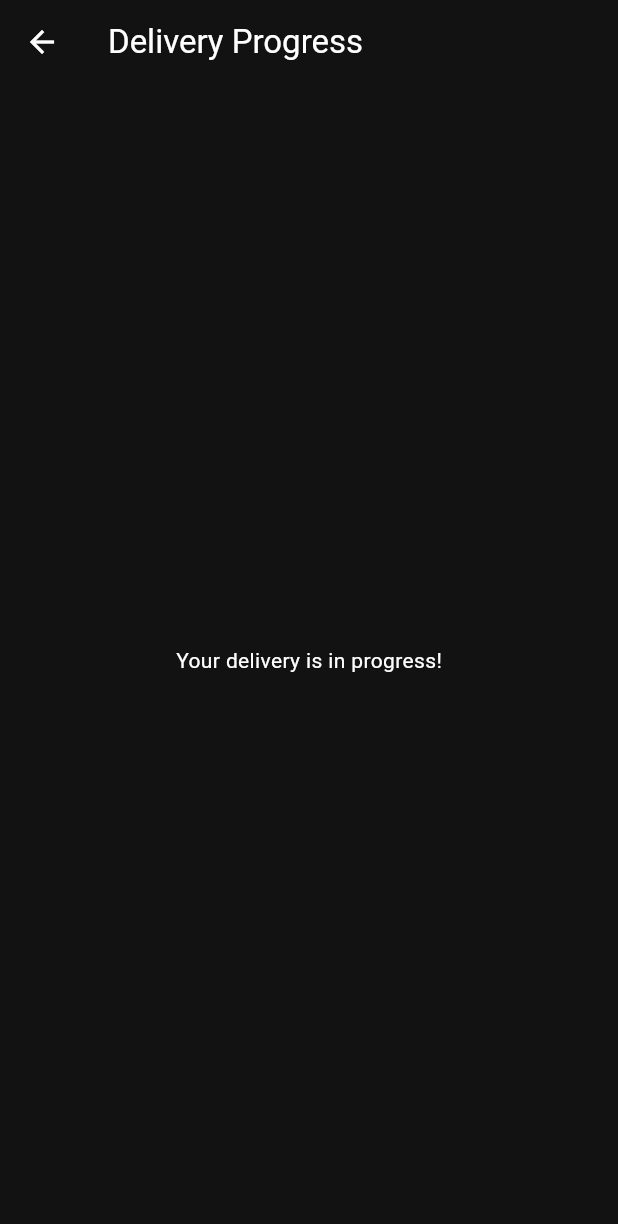
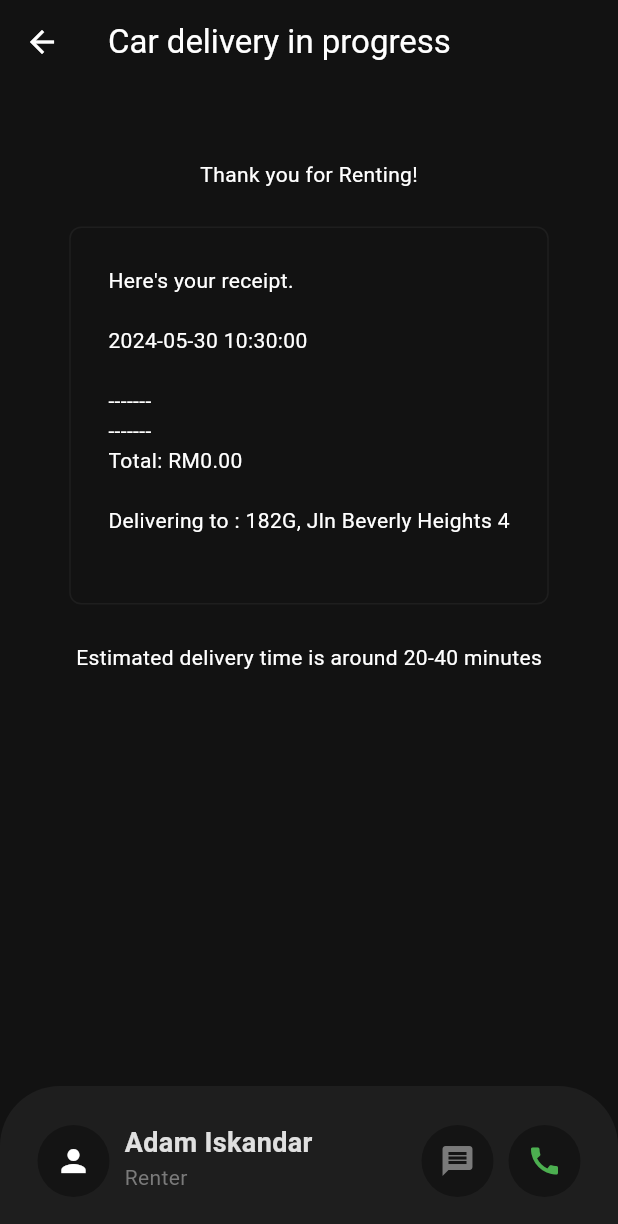
Before and after one commit to AdNorm4n/carentalapp, a Flutter app: the DeliveryProgressPage screen opened directly, on a phone screen of 412 x 824 dp. Shown: the top 1224 px of the screen. Run offline on Flutter 3.47's test engine with Material 3 defaults, Android fonts, the phone set to English and light mode, and no system bars; our stand-ins replace cloud_firestore, firebase_auth, firebase_core, flutter_credit_card; accounts and stored records are empty.

Commit message:
Location, Cart, Payment and Billing Updated

```diff
--- a/lib/components/cart_tile.dart
+++ b/lib/components/cart_tile.dart
@@ -51,12 +51,8 @@ class CartTile extends StatelessWidget {
                           color: Theme.of(context).colorScheme.primary,
                         ),
                       ),
-                    ],
-                  ),
 
-                  const Spacer(),
-
-                  // decrement quantity
+                      // decrement quantity
                   QuantitySelector(
                     quantity: cartItem.quantity,
                     car: cartItem.car,
@@ -64,6 +60,14 @@ class CartTile extends StatelessWidget {
                       gorent.removeFromCart(cartItem);
                     },
                   ),
+
+                  const SizedBox(width: 10),
+
+                    ],
+                  ),
+
+                  const Spacer(),
+
                 ],
               ),
             ),
--- a/lib/components/current_location.dart
+++ b/lib/components/current_location.dart
@@ -1,26 +1,48 @@
-// SPRINT 3
+import 'package:carentalapp/models/go_rent.dart';
+import 'package:flutter/material.dart';
+import 'package:provider/provider.dart';
 
-import 'package:flutter/material.dart';
+class CurrentLocation extends StatefulWidget {
+  const CurrentLocation({super.key});
 
-class CurrentLocation extends StatelessWidget {
-  const CurrentLocation({super.key});
+  @override
+  _CurrentLocationState createState() => _CurrentLocationState();
+}
+
+class _CurrentLocationState extends State<CurrentLocation> {
+  final TextEditingController _textController = TextEditingController();
+
+  @override
+  void dispose() {
+    _textController.dispose();
+    super.dispose();
+  }
 
   void openLocationSearchBox(BuildContext context) {
     showDialog(
       context: context,
       builder: (context) => AlertDialog(
         title: const Text("Your current location"),
-        content: const TextField(
-          decoration: InputDecoration(hintText: "Search address.."),
+        content: TextField(
+          controller: _textController,
+          decoration: const InputDecoration(hintText: "Enter address.."),
         ),
         actions: [
           // cancel button
-        MaterialButton(onPressed: () => Navigator.pop(context),
+          MaterialButton(
+            onPressed: () => Navigator.pop(context),
             child: const Text('Cancel'),
           ),
 
           // save button
-        MaterialButton(onPressed: () => Navigator.pop(context),
+          MaterialButton(
+            onPressed: () {
+              // update delivery address
+              String newAddress = _textController.text;
+              context.read<GoRent>().updateDeliveryAddress(newAddress);
+              Navigator.pop(context);
+              _textController.clear();
+            },
             child: const Text('Save'),
           ),
         ],
@@ -44,16 +66,18 @@ class CurrentLocation extends StatelessWidget {
             child: Row(
               children: [
                 // address
-              Text(
-                "138A, Jln Beverly Heights 1",
+                Consumer<GoRent>(
+                  builder: (context, gorent, child) => Text(
+                    gorent.deliveryAddress,
                     style: TextStyle(
                       color: Theme.of(context).colorScheme.inversePrimary,
                       fontWeight: FontWeight.bold,
                     ),
                   ),
+                ),
 
                 // drop down menu
-              Icon(Icons.keyboard_arrow_down_rounded),
+                const Icon(Icons.keyboard_arrow_down_rounded),
               ],
             ),
           ),
--- /dev/null
+++ b/lib/components/receipt.dart
@@ -0,0 +1,39 @@
+import 'package:carentalapp/models/go_rent.dart';
+import 'package:flutter/material.dart';
+import 'package:provider/provider.dart';
+
+class Receipt extends StatelessWidget {
+  const Receipt({super.key});
+
+  @override
+  Widget build(BuildContext context) {
+    return Padding(
+      padding: const EdgeInsets.only(left: 25, right:25, bottom: 25, top: 50),
+      child: Center(
+      child: Column(
+        mainAxisAlignment: MainAxisAlignment.center,
+        children: [
+          const Text("Thank you for Renting!"),
+
+          const SizedBox(height: 25),
+
+          Container(
+            decoration: BoxDecoration(
+              border: Border.all(color: Theme.of(context).colorScheme.secondary),
+              borderRadius: BorderRadius.circular(8),
+            ),
+            padding: const EdgeInsets.all(25),
+            child: Consumer<GoRent>(
+              builder: (context, gorent, child) =>
+              Text(gorent.displayCartReceipt()),
+            ) ,
+          ),
+
+          const SizedBox(height: 25),
+          const Text("Estimated delivery time is around 20-40 minutes")
+        ],
+      ),
+    ),
+   );
+  }
+}
--- a/lib/models/go_rent.dart
+++ b/lib/models/go_rent.dart
@@ -2,6 +2,7 @@ import 'package:carentalapp/models/cart_item.dart';
 import 'package:collection/collection.dart';
 import 'package:flutter/material.dart';
 import 'package:carentalapp/models/car.dart';
+import 'package:intl/intl.dart';
 
 class GoRent extends ChangeNotifier {
   // list of available cars
@@ -90,18 +91,22 @@ class GoRent extends ChangeNotifier {
     ),
   ];
 
+   // user cart
+  final List<CartItem> _cart = [];
+
+  // delivery address (user can change/update)
+  String _deliveryAddress = '182G, Jln Beverly Heights 4';
+
   // GETTERS
   List<Car> get menu => _menu;
   List<CartItem> get cart => _cart;
+  String get deliveryAddress => _deliveryAddress;
 
   /*
 
   OPERATIONS
 
   */
-
-  // user cart
-  final List<CartItem> _cart = [];
 
   // add to rental cart
   void addToCart(Car car) {
@@ -156,7 +161,11 @@ class GoRent extends ChangeNotifier {
     notifyListeners();
   }
 
-
+  // update delivery address
+  void updateDeliveryAddress(String newAddress) {
+    _deliveryAddress = newAddress;
+    notifyListeners();
+  }
 
   /*
 
@@ -165,6 +174,34 @@ class GoRent extends ChangeNotifier {
   */
 
   // generate a receipt
+  String displayCartReceipt() {
+    final receipt = StringBuffer();
+    receipt.writeln("Here's your receipt.");
+    receipt.writeln();
+
+    // format the date to include up to second only
+    String formattedDate =
+    DateFormat('yyyy-MM-dd HH:mm:ss').format(DateTime.now());
+
+    receipt.writeln(formattedDate);
+    receipt.writeln();
+    receipt.writeln("-------");
+
+    for (final cartItem in _cart) {
+      receipt.writeln(
+        "${cartItem.quantity} x ${cartItem.car.name} - ${_formatPrice(cartItem.car.price)}");
+    }
+
+    receipt.writeln("-------");
+    receipt.writeln("Total: ${_formatPrice(getTotalPrice())}");
+    receipt.writeln();
+    receipt.writeln("Delivering to : $deliveryAddress");
+
+    return receipt.toString();
+  }
 
   // format double value into money
+  String _formatPrice(double price) {
+    return "RM${price.toStringAsFixed(2)}";
+  }
 }
--- a/lib/pages/cart_page.dart
+++ b/lib/pages/cart_page.dart
@@ -84,7 +84,8 @@ class CartPage extends StatelessWidget {
             Buttons(
               onTap: () {
               Navigator.push(
-                context, MaterialPageRoute(builder: (context) => const PaymentPage(),
+                context, MaterialPageRoute(
+                  builder: (context) => const PaymentPage(),
               ),
              );
             }, text: "Go to checkout"),
--- a/lib/pages/deliver_progress_page.dart
+++ /dev/null
@@ -1,17 +0,0 @@
-import 'package:flutter/material.dart';
-
-class DeliveryProgressPage extends StatelessWidget {
-  const DeliveryProgressPage({super.key});
-
-  @override
-  Widget build(BuildContext context) {
-    return Scaffold(
-      appBar: AppBar(
-        title: const Text('Delivery Progress'),
-      ),
-      body: const Center(
-        child: Text('Your delivery is in progress!'),
-      ),
-    );
-  }
-}
--- /dev/null
+++ b/lib/pages/delivery_progress_page.dart
@@ -0,0 +1,127 @@
+import 'package:carentalapp/components/receipt.dart';
+import 'package:carentalapp/models/go_rent.dart';
+import 'package:carentalapp/services/auth/database/firestore.dart';
+import 'package:flutter/material.dart';
+import 'package:provider/provider.dart';
+
+class DeliveryProgressPage extends StatefulWidget {
+  const DeliveryProgressPage({super.key});
+
+  @override
+  State<DeliveryProgressPage> createState() => _DeliveryProgressPageState();
+}
+
+class _DeliveryProgressPageState extends State<DeliveryProgressPage> {
+  // get access to db
+  FirestoreService db = FirestoreService();
+
+  @override
+  void initState() {
+    super.initState();
+
+    // if we get to this page, submit order to db
+    String receipt = context.read<GoRent>().displayCartReceipt();
+    db.saveOrderToDatabase(receipt);
+  }
+
+  @override
+  Widget build(BuildContext context) {
+    return Scaffold(
+      appBar: AppBar(
+        title: const Text('Car delivery in progress'),
+        backgroundColor: Colors.transparent,
+      ),
+      bottomNavigationBar: _buildBottomNavBar(context),
+      body: Column(
+        children: [
+          Receipt(),
+        ],
+      ),
+    );
+  }
+
+  // Custom Bottom Nav Bar - Message / Call Renter
+  Widget _buildBottomNavBar(BuildContext context) {
+    return Container(
+      height: 100,
+      decoration: BoxDecoration(
+        color: Theme.of(context).colorScheme.secondary,
+        borderRadius: const BorderRadius.only(
+          topLeft: Radius.circular(40),
+          topRight: Radius.circular(40),
+       ),
+      ),
+      padding: const EdgeInsets.all(25),
+      child: Row(
+        children: [
+        // profile picture of renter
+        Container(decoration: BoxDecoration(color: Theme.of(context).colorScheme.background,
+        shape: BoxShape.circle,
+        ),
+        child: IconButton(
+          onPressed: () {},
+          icon: const Icon(Icons.person),
+        ),
+        ),
+
+        const SizedBox(width: 10),
+
+        // renter details
+        Column(
+          crossAxisAlignment: CrossAxisAlignment.start,
+          children: [
+            Text(
+              "Adam Iskandar",
+              style: TextStyle(
+              fontWeight: FontWeight.bold,
+              fontSize: 18,
+              color: Theme.of(context).colorScheme.inversePrimary,
+            ),
+          ),
+             Text(
+              "Renter",
+              style: TextStyle(
+              color: Theme.of(context).colorScheme.primary,
+              ),
+             ),
+          ],
+        ),
+
+        const Spacer(),
+
+        Row(
+          children: [
+          // message button
+          Container(
+            decoration: BoxDecoration(
+              color: Theme.of(context).colorScheme.background,
+            shape: BoxShape.circle,
+          ),
+          child: IconButton(
+          onPressed: () {},
+          icon: const Icon(Icons.message),
+          color: Theme.of(context).colorScheme.primary,
+          ),
+          ),
+
+          const SizedBox(width: 10),
+
+          // call button
+          Container(
+            decoration: BoxDecoration(
+              color: Theme.of(context).colorScheme.background,
+            shape: BoxShape.circle,
+          ),
+          child: IconButton(
+          onPressed: () {},
+          icon: const Icon(Icons.call),
+          color: Colors.green,
+          ),
+          ),
+          ],)
+
+      ],
+      ),
+    );
+   }
+}
--- a/lib/pages/payment_page.dart
+++ b/lib/pages/payment_page.dart
@@ -1,4 +1,4 @@
-import 'package:carentalapp/pages/deliver_progress_page.dart';
+import 'package:carentalapp/pages/delivery_progress_page.dart';
 import 'package:flutter/material.dart';
 import 'package:flutter_credit_card/flutter_credit_card.dart';
 
--- /dev/null
+++ b/lib/services/auth/database/firestore.dart
@@ -0,0 +1,16 @@
+import 'package:cloud_firestore/cloud_firestore.dart';
+
+class FirestoreService {
+
+  // get collection of bookings
+  final CollectionReference bookings =
+      FirebaseFirestore.instance.collection('bookings');
+
+  // save order to db
+  Future<void> saveOrderToDatabase(String receipt) async {
+    await bookings.add({
+      'date': DateTime.now(),
+      'bookings': receipt,
+    });
+  }
+}
--- a/pubspec.yaml
+++ b/pubspec.yaml
@@ -39,9 +39,10 @@ dependencies:
   collection: ^1.18.0
   firebase_core: ^2.31.0
   firebase_auth: ^4.19.5
-  cloud_firestore: ^4.17.3
+  cloud_firestore: ^4.17.5
   logger: ^2.3.0
   flutter_credit_card: ^4.0.1
+  intl: ^0.19.0
 
 dev_dependencies:
   flutter_test:
```
Also changed, not shown: pubspec.lock. Lines whose indentation alone changed are shown as unchanged.
